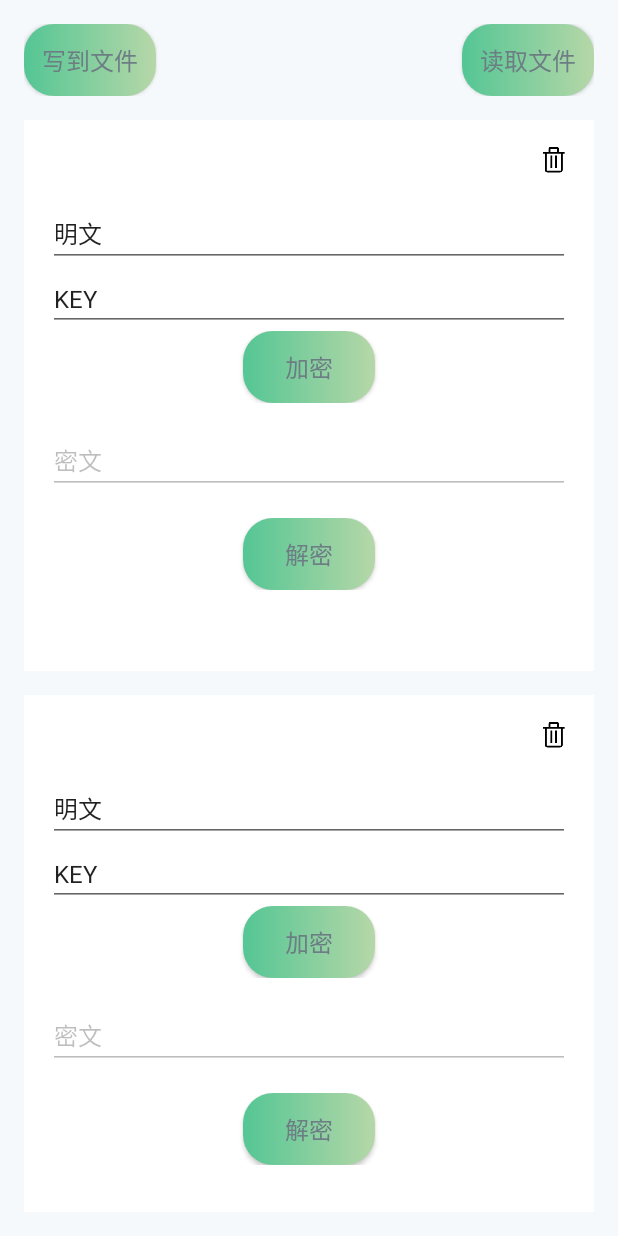
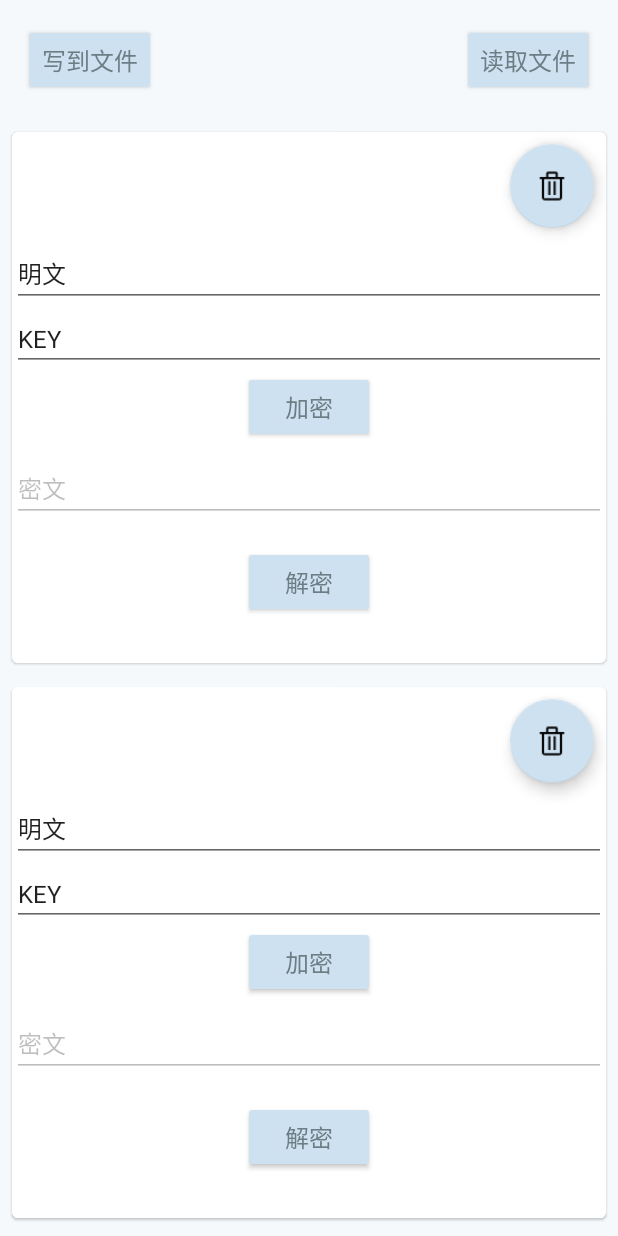
Before and after one commit to DQSU/myEncryption, an Android app: the layout fragment_file_encryption_decryption.xml on its own in the app's theme, with its tools: preview values and no code run, on a phone screen of 412 x 824 dp. Run offline under Robolectric (Android 15) with nearby library versions, the phone set to English and light mode, and no system bars.

Commit message:
style(material): add some material support

```diff
--- a/app/src/main/java/gateway/hitrontech/com/encryption/fragment/file_encryption_decryption/FileEncryptionDecryptionFragment.java
+++ b/app/src/main/java/gateway/hitrontech/com/encryption/fragment/file_encryption_decryption/FileEncryptionDecryptionFragment.java
@@ -57,6 +57,8 @@ public class FileEncryptionDecryptionFragment extends BaseFragment implements Co
 
     if (!getViewExisted()) {
       new Presenter(this);
+
+
 
       mBinding.recyclerView.setLayoutManager(new LinearLayoutManager(mContext));
       mBinding.recyclerView.setAdapter(mAdapter);
--- a/app/src/main/res/layout/fragment_file_encryption_decryption.xml
+++ b/app/src/main/res/layout/fragment_file_encryption_decryption.xml
@@ -8,19 +8,20 @@
   <LinearLayout
     android:layout_width="match_parent"
     android:layout_height="match_parent"
-      android:padding="@dimen/padding"
+
     android:orientation="vertical">
 
     <RelativeLayout
       android:layout_width="match_parent"
-        android:layout_height="wrap_content">
+      android:layout_height="wrap_content"
+      android:padding="@dimen/padding">
 
       <Button
         android:id="@+id/writeCipherText"
         android:layout_width="wrap_content"
         android:layout_height="wrap_content"
         android:layout_alignParentStart="true"
-          android:background="@drawable/button"
+        style="@style/Widget.AppCompat.Button.Colored"
         android:text="@string/write"/>
 
       <Button
@@ -28,7 +29,7 @@
         android:layout_width="wrap_content"
         android:layout_height="wrap_content"
         android:layout_alignParentEnd="true"
-          android:background="@drawable/button"
+        style="@style/Widget.AppCompat.Button.Colored"
         android:text="@string/readFile"/>
     </RelativeLayout>
 
--- a/app/src/main/res/layout/item_plain_text.xml
+++ b/app/src/main/res/layout/item_plain_text.xml
@@ -7,20 +7,26 @@
       name="bean"
       type="gateway.hitrontech.com.encryption.bean.EncryptionBean"/>
   </data>
+  <android.support.design.card.MaterialCardView
+    android:layout_width="match_parent"
+    android:layout_height="wrap_content"
+    android:layout_margin="@dimen/small_padding"
+    >
     <LinearLayout
       android:layout_width="match_parent"
       android:layout_height="wrap_content"
-    android:layout_marginTop="@dimen/padding"
-    android:padding="@dimen/padding"
+
+      android:background="@color/white"
       android:focusable="true"
       android:focusableInTouchMode="true"
-    android:background="@color/white"
       android:orientation="vertical">
 
-    <android.support.v7.widget.AppCompatImageView
+      <android.support.design.widget.FloatingActionButton
         android:id="@+id/remove"
         android:layout_width="wrap_content"
         android:layout_height="wrap_content"
+        android:layout_marginEnd="@dimen/small_padding"
+        android:layout_marginTop="@dimen/small_padding"
         android:layout_gravity="end"
         android:src="@drawable/ico_delete"/>
 
@@ -28,7 +34,7 @@
         android:id="@+id/plainText"
         android:layout_width="match_parent"
         android:layout_height="wrap_content"
-      android:layout_marginTop="@dimen/padding"
+        android:layout_marginTop="@dimen/small_padding"
         android:focusedByDefault="false"
         android:text="@={bean.plainText}"
         tools:lines="5"
@@ -49,7 +55,7 @@
           android:layout_width="wrap_content"
           android:layout_height="wrap_content"
           android:layout_centerInParent="true"
-        android:background="@drawable/button"
+          style="@style/Widget.AppCompat.Button.Colored"
           android:text="@string/encryption"/>
       </RelativeLayout>
 
@@ -57,7 +63,7 @@
         android:id="@+id/cipherText"
         android:layout_width="match_parent"
         android:layout_height="wrap_content"
-      android:layout_marginTop="@dimen/padding"
+        android:layout_marginTop="@dimen/small_padding"
         android:enabled="false"
         android:text="@={bean.cipherText}"
         tools:lines="5"
@@ -72,7 +78,7 @@
           android:layout_width="wrap_content"
           android:layout_height="wrap_content"
           android:layout_centerInParent="true"
-        android:background="@drawable/button"
+          style="@style/Widget.AppCompat.Button.Colored"
           android:text="@string/decryption"/>
       </RelativeLayout>
 
@@ -80,9 +86,9 @@
         android:id="@+id/decryptionText"
         android:layout_width="match_parent"
         android:layout_height="wrap_content"
-      android:layout_marginTop="@dimen/padding"
+        android:layout_marginTop="@dimen/small_padding"
         tools:lines="5"/>
     </LinearLayout>
 
-
+  </android.support.design.card.MaterialCardView>
 </layout>
--- a/app/src/main/res/values/colors.xml
+++ b/app/src/main/res/values/colors.xml
@@ -1,7 +1,7 @@
 <?xml version="1.0" encoding="utf-8"?>
 <resources>
-    <color name="grey_light">#BBBDC0</color>
-    <color name="grey">#424142</color>
+  <color name="grey_light">#BBBDC0</color>
+  <color name="grey">#424142</color>
 
   <color name="lightPrimary">#b6d7a8</color>
   <color name="split_line">#E6E6FA</color>
@@ -9,7 +9,7 @@
   <color name="material_grey">#616161</color>
   <color name="colorPrimary">@color/greenyBlue</color>
   <color name="colorPrimaryDark">#cee1f0</color>
-  <color name="colorAccent">#afbeca</color>
+  <color name="colorAccent">@color/colorPrimaryDark</color>
 
   <color name="white">#ffffff</color>
   <color name="black">#000000</color>
--- a/app/src/main/res/values/dimen.xml
+++ b/app/src/main/res/values/dimen.xml
@@ -4,4 +4,5 @@
   <dimen name="text_size">16sp</dimen>
   <dimen name="small_text_size">14sp</dimen>
   <dimen name="padding">16dp</dimen>
+  <dimen name="small_padding">8dp</dimen>
 </resources>
--- a/app/src/main/res/values/styles.xml
+++ b/app/src/main/res/values/styles.xml
@@ -12,7 +12,6 @@
 
   <style name="AppTheme" parent="Theme.AppCompat.Light.NoActionBar">
     <item name="colorPrimary">@color/paleGrey</item>
-    <item name="toolbarStyle">@style/AppTheme.Toolbar</item>
     <item name="colorPrimaryDark">@color/colorPrimaryDark</item>
     <item name="android:windowBackground">@color/paleGrey</item>
     <item name="colorAccent">@color/colorAccent</item>
@@ -21,33 +20,8 @@
     <item name="android:textColorHint">@color/blueyGrey</item>
     <item name="windowActionModeOverlay">true</item>
     <item name="android:windowIsTranslucent">false</item>
-    <item name="android:statusBarColor">@color/colorPrimary</item>
+    <item name="android:statusBarColor">@color/white</item>
   </style>
 
 
-  <style name="AppTheme.Toolbar" parent="Widget.AppCompat.Toolbar">
-    <item name="android:background">@color/paleGrey</item>
-    <item name="android:titleTextStyle">@style/AppTheme.Toolbar.Title</item>
-    <item name="android:textColor">@color/black</item>
-  </style>
-
-  <style name="AppTheme.Toolbar.Title" parent="TextAppearance.Widget.AppCompat.Toolbar.Title">
-    <!-- Set proper title size -->
-    <item name="android:textSize">18sp</item>
-    <!-- Set title color -->
-    <item name="android:textColor">@color/text_color_grey</item>
-  </style>
-
-  <style name="AppTheme.Launcher" parent="Theme.AppCompat.NoActionBar">
-    <!--<item name="android:windowBackground">@drawable/splash</item>-->
-    <item name="android:windowFullscreen">true</item>
-  </style>
-
-  <style name="AppTheme.SeqText" parent="TextAppearance.AppCompat">
-    <item name="android:textColor">@color/material_grey</item>
-    <item name="android:gravity">center</item>
-    <item name="android:layout_width">0dp</item>
-    <item name="android:layout_weight">2</item>
-    <item name="android:layout_height">wrap_content</item>
-  </style>
 </resources>
```
Also changed, not shown: app/src/main/res/layout/activity_function.xml (+27 -14 lines), app/src/main/res/drawable-xxhdpi/ic_menu.png (added), app/src/main/res/drawable-xxhdpi/ic_menu.webp (deleted), app/src/main/res/drawable-xxhdpi/ico_add.png (deleted), app/src/main/res/drawable-xxhdpi/ico_add.webp (added), app/src/main/res/drawable-xxhdpi/ico_commit.png (deleted), app/src/main/res/drawable-xxhdpi/ico_commit.webp (added), app/src/main/res/drawable-xxhdpi/ico_delete.png (deleted), app/src/main/res/drawable-xxhdpi/ico_delete.webp (added). Lines whose indentation alone changed are shown as unchanged.
